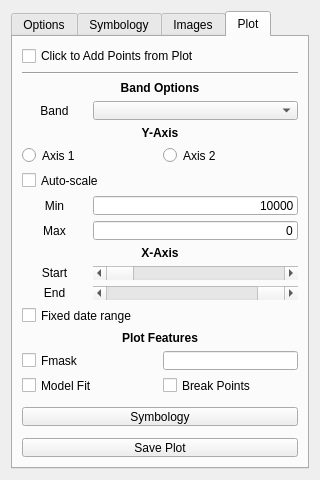
First picture: the form in ui/ui_controls.ui, repository ceholden/TSTools, before the edit.
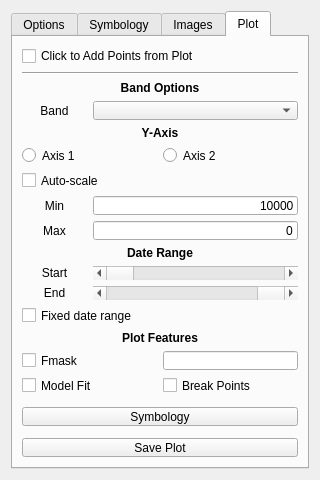
Second picture: the form after the edit.

Commit message: Change x-axis slider label to date related name

Patch:
```diff
--- a/ui/ui_controls.ui
+++ b/ui/ui_controls.ui
@@ -328,7 +328,7 @@
        <item row="17" column="0" colspan="4">
         <widget class="QLabel" name="label_4">
          <property name="text">
-          <string>&lt;html&gt;&lt;head/&gt;&lt;body&gt;&lt;p&gt;&lt;span style=&quot; font-weight:600;&quot;&gt;X-Axis&lt;/span&gt;&lt;/p&gt;&lt;/body&gt;&lt;/html&gt;</string>
+          <string>&lt;html&gt;&lt;head/&gt;&lt;body&gt;&lt;p&gt;&lt;span style=&quot; font-weight:600;&quot;&gt;Date Range&lt;/span&gt;&lt;/p&gt;&lt;/body&gt;&lt;/html&gt;</string>
          </property>
          <property name="alignment">
           <set>Qt::AlignCenter</set>
```
